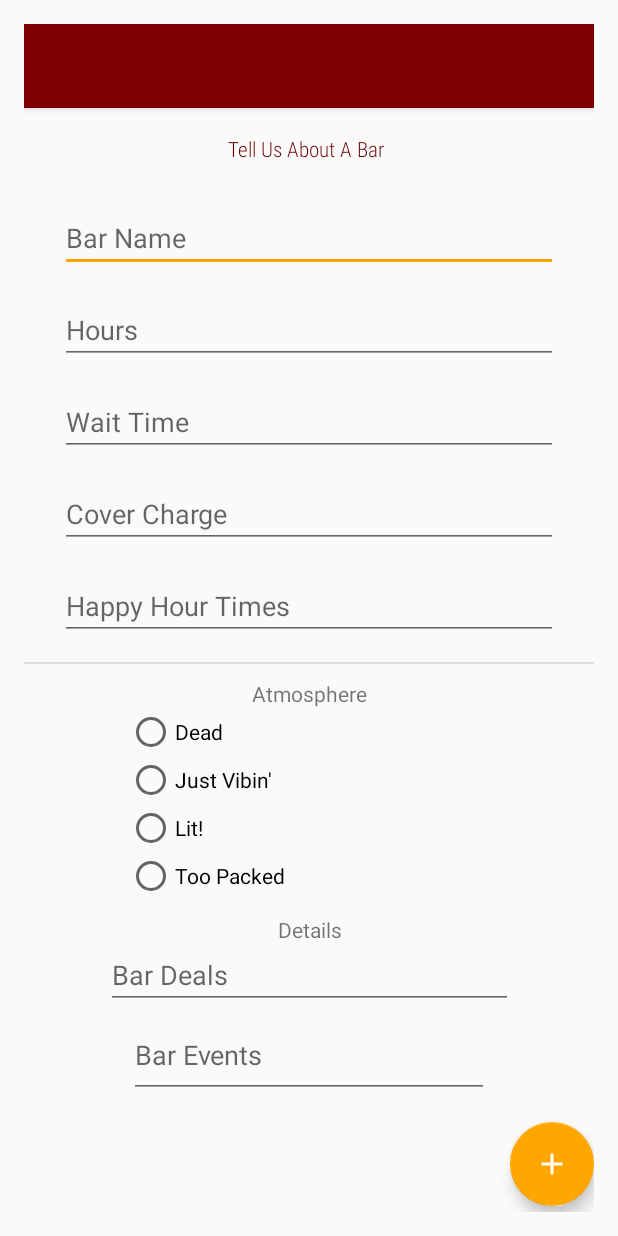
After one commit to tcandrews/barze-436, an Android app: the layout activity_review.xml on its own in the app's theme, with its tools: preview values and no code run, on a phone screen of 412 x 824 dp. The commit adds this screen. Run offline under Robolectric (Android 15) with nearby library versions, the phone set to English and light mode, and no system bars.

Commit message:
added user review activity, still needs to be debugged

```diff
--- /dev/null
+++ b/app/src/main/java/com/example/barze/Bar.kt
@@ -0,0 +1,5 @@
+package com.example.barze
+
+data class Bar (val barId: String = "", val barName: String = "", val barHours: String = "",
+                    val barWait: String = "", val barCover: String = "", val barHH: String = "",
+                    val barAtmos: String = "", val barDeals: String = "", val barEvent: String = "")
--- a/app/src/main/java/com/example/barze/MainActivity.kt
+++ b/app/src/main/java/com/example/barze/MainActivity.kt
@@ -7,6 +7,7 @@ import com.google.android.material.snackbar.Snackbar
 import androidx.appcompat.app.AppCompatActivity
 import android.view.Menu
 import android.view.MenuItem
+import android.view.View
 import com.example.barze.data.model.BarContent
 import com.example.barze.ui.login.LoginActivity
 
@@ -27,8 +28,9 @@ class MainActivity : AppCompatActivity(), BarsFragment.OnListFragmentInteraction
         setSupportActionBar(toolbar)
 
         fab.setOnClickListener { view ->
-            Snackbar.make(view, "Replace with your own action", Snackbar.LENGTH_LONG)
-                    .setAction("Action", null).show()
+            val reviewIntent = Intent(this, ReviewActivity::class.java)
+            startActivity(reviewIntent)
+            //Snackbar.make(view, "Replace with your own action", Snackbar.LENGTH_LONG).setAction("Action", null).show()
         }
 
     }
--- /dev/null
+++ b/app/src/main/java/com/example/barze/ReviewActivity.kt
@@ -0,0 +1,106 @@
+package com.example.barze
+
+import android.content.Intent
+import android.os.Bundle
+import android.text.TextUtils
+import android.view.View
+import android.widget.*
+import androidx.appcompat.app.AppCompatActivity
+import com.google.android.material.floatingactionbutton.FloatingActionButton
+import com.google.android.material.snackbar.Snackbar
+import com.google.firebase.database.*
+import kotlinx.android.synthetic.main.activity_main.*
+import kotlinx.android.synthetic.main.activity_review.*
+import kotlinx.android.synthetic.main.activity_review.toolbar
+import java.util.ArrayList
+
+
+class ReviewActivity : AppCompatActivity() {
+
+    internal lateinit var bars: MutableList<Bar>
+    internal lateinit var databaseBars: DatabaseReference
+    internal lateinit var buttonAddBar: FloatingActionButton
+
+    override fun onCreate(savedInstanceState: Bundle?) {
+        super.onCreate(savedInstanceState)
+
+        setContentView(R.layout.activity_review)
+        setSupportActionBar(toolbar)
+
+        databaseBars = FirebaseDatabase.getInstance().getReference("bars")
+        bars =  ArrayList()
+
+        buttonAddBar = findViewById<View>(R.id.floatingActionButton) as FloatingActionButton
+
+        buttonAddBar.setOnClickListener {
+            addBarReview()
+        }
+    }
+
+    override fun onStart() {
+        super.onStart()
+        databaseBars.addValueEventListener(object : ValueEventListener {
+            override fun onDataChange(dataSnapshot: DataSnapshot) {
+                bars.clear()
+                val uid = intent.getStringExtra("USER_ID")
+                for (postSnapshot in dataSnapshot.child(uid).children) {
+                    val bar = postSnapshot.getValue<Bar>(Bar::class.java)
+                    bars.add(bar!!)
+                }
+
+            }
+
+            override fun onCancelled(databaseError: DatabaseError) {
+
+            }
+        })
+    }
+
+    private fun addBarReview() {
+        val barName = findViewById<EditText>(R.id.name).text.toString()
+        val hours = findViewById<EditText>(R.id.hours).text.toString()
+        val wait = findViewById<EditText>(R.id.wait).text.toString()
+        val cover = findViewById<EditText>(R.id.cover).text.toString()
+        val hh = findViewById<EditText>(R.id.hh).text.toString()
+        val atmosphere = radioGroup.setOnCheckedChangeListener(
+            RadioGroup.OnCheckedChangeListener { group, checkedId ->
+                val radio: RadioButton = findViewById(checkedId)
+                radio.text
+            }).toString()
+        val deals = findViewById<EditText>(R.id.deals).text.toString()
+        val events = findViewById<EditText>(R.id.events).text.toString()
+
+
+        if (!TextUtils.isEmpty(barName) || !TextUtils.isEmpty(hours) ||
+            !TextUtils.isEmpty(wait) || !TextUtils.isEmpty(cover) ||
+            !TextUtils.isEmpty(hh) || !TextUtils.isEmpty(atmosphere) ||
+            !TextUtils.isEmpty(deals) || !TextUtils.isEmpty(events)
+        ) {
+
+            val id = databaseBars!!.push().key
+
+            val bar = Bar(id!!, barName, hours, wait, cover, hh, atmosphere, deals, events)
+
+            val uid = intent.getStringExtra("USER_ID")
+            databaseBars.child("$uid/$id").setValue(bar)
+
+            findViewById<EditText>(R.id.name).setText(R.string.prompt_name)
+            findViewById<EditText>(R.id.hours).setText(R.string.prompt_hours)
+            findViewById<EditText>(R.id.wait).setText(R.string.prompt_wait)
+            findViewById<EditText>(R.id.cover).setText(R.string.prompt_cover)
+            findViewById<EditText>(R.id.hh).setText(R.string.prompt_hh)
+            findViewById<EditText>(R.id.deals).setText(R.string.prompt_deals)
+            findViewById<EditText>(R.id.events).setText(R.string.prompt_events)
+
+
+            val intent = Intent(applicationContext, MainActivity::class.java)
+            startActivity(intent)
+
+            Toast.makeText(this, "Bar added", Toast.LENGTH_LONG).show()
+        } else {
+            //if the value is not given displaying a toast
+            Toast.makeText(this, "Please enter in field", Toast.LENGTH_LONG).show()
+        }
+    }
+
+}
--- /dev/null
+++ b/app/src/main/res/layout/activity_review.xml
@@ -0,0 +1,229 @@
+<?xml version="1.0" encoding="utf-8"?>
+<androidx.constraintlayout.widget.ConstraintLayout xmlns:android="http://schemas.android.com/apk/res/android"
+    xmlns:app="http://schemas.android.com/apk/res-auto"
+    xmlns:tools="http://schemas.android.com/tools"
+    android:id="@+id/container"
+    android:layout_width="match_parent"
+    android:layout_height="match_parent"
+    android:paddingLeft="@dimen/activity_horizontal_margin"
+    android:paddingTop="@dimen/activity_vertical_margin"
+    android:paddingRight="@dimen/activity_horizontal_margin"
+    android:paddingBottom="@dimen/activity_vertical_margin"
+    tools:context=".ReviewActivity">
+
+    <com.google.android.material.appbar.AppBarLayout
+        android:id="@+id/appBarLayout"
+        android:layout_width="match_parent"
+        android:layout_height="wrap_content"
+        android:theme="@style/AppTheme.AppBarOverlay"
+        app:layout_constraintTop_toTopOf="parent"
+        tools:layout_editor_absoluteX="16dp">
+
+        <androidx.appcompat.widget.Toolbar
+            android:id="@+id/toolbar"
+            android:layout_width="match_parent"
+            android:layout_height="?attr/actionBarSize"
+            android:background="?attr/colorPrimary"
+            app:popupTheme="@style/AppTheme.PopupOverlay" />
+
+    </com.google.android.material.appbar.AppBarLayout>
+
+    <TextView
+        android:id="@+id/review_title"
+        android:layout_width="107dp"
+        android:layout_height="20dp"
+        android:fontFamily="sans-serif-condensed-medium"
+        android:text="Tell Us About A Bar"
+        android:textColor="#690002"
+        android:textFontWeight="4"
+        app:layout_constraintBottom_toTopOf="@+id/name"
+        app:layout_constraintEnd_toEndOf="parent"
+        app:layout_constraintHorizontal_bias="0.498"
+        app:layout_constraintStart_toStartOf="parent"
+        app:layout_constraintTop_toBottomOf="@+id/appBarLayout"
+        app:layout_constraintVertical_bias="0.396" />
+
+    <EditText
+        android:id="@+id/name"
+        android:layout_width="0dp"
+        android:layout_height="wrap_content"
+        android:layout_marginStart="24dp"
+        android:layout_marginTop="120dp"
+        android:layout_marginEnd="24dp"
+        android:autofillHints="@string/prompt_name"
+        android:hint="@string/prompt_name"
+        android:inputType="textShortMessage"
+        android:selectAllOnFocus="true"
+        app:layout_constraintEnd_toEndOf="parent"
+        app:layout_constraintStart_toStartOf="parent"
+        app:layout_constraintTop_toTopOf="parent" />
+
+    <EditText
+        android:id="@+id/hours"
+        android:layout_width="0dp"
+        android:layout_height="wrap_content"
+        android:layout_marginStart="24dp"
+        android:layout_marginTop="16dp"
+        android:layout_marginEnd="24dp"
+        android:autofillHints="@string/prompt_hours"
+        android:hint="@string/prompt_hours"
+        android:inputType="textShortMessage|time"
+        android:selectAllOnFocus="true"
+        app:layout_constraintEnd_toEndOf="parent"
+        app:layout_constraintStart_toStartOf="parent"
+        app:layout_constraintTop_toBottomOf="@+id/name" />
+
+    <EditText
+        android:id="@+id/wait"
+        android:layout_width="0dp"
+        android:layout_height="wrap_content"
+        android:layout_marginStart="24dp"
+        android:layout_marginTop="16dp"
+        android:layout_marginEnd="24dp"
+        android:autofillHints="@string/prompt_wait"
+        android:hint="@string/prompt_wait"
+        android:inputType="textShortMessage|number"
+        android:selectAllOnFocus="true"
+        app:layout_constraintEnd_toEndOf="parent"
+        app:layout_constraintStart_toStartOf="parent"
+        app:layout_constraintTop_toBottomOf="@+id/hours" />
+
+    <EditText
+        android:id="@+id/cover"
+        android:layout_width="0dp"
+        android:layout_height="wrap_content"
+        android:layout_marginStart="24dp"
+        android:layout_marginTop="16dp"
+        android:layout_marginEnd="24dp"
+        android:autofillHints="@string/prompt_cover"
+        android:hint="@string/prompt_cover"
+        android:inputType="textShortMessage|number"
+        android:selectAllOnFocus="true"
+        app:layout_constraintEnd_toEndOf="parent"
+        app:layout_constraintStart_toStartOf="parent"
+        app:layout_constraintTop_toBottomOf="@+id/wait" />
+
+    <EditText
+        android:id="@+id/hh"
+        android:layout_width="0dp"
+        android:layout_height="wrap_content"
+        android:layout_marginStart="24dp"
+        android:layout_marginTop="16dp"
+        android:layout_marginEnd="24dp"
+        android:autofillHints="@string/prompt_hh"
+        android:hint="@string/prompt_hh"
+        android:inputType="textShortMessage|time"
+        android:selectAllOnFocus="true"
+        app:layout_constraintEnd_toEndOf="parent"
+        app:layout_constraintStart_toStartOf="parent"
+        app:layout_constraintTop_toBottomOf="@+id/cover" />
+
+    <View
+        android:id="@+id/divider"
+        android:layout_width="match_parent"
+        android:layout_height="1dp"
+        android:layout_marginTop="76dp"
+        android:background="?android:attr/listDivider"
+        app:layout_constraintTop_toBottomOf="@+id/cover"
+        tools:layout_editor_absoluteX="16dp" />
+
+    <TextView
+        android:id="@+id/atmosphere"
+        android:layout_width="wrap_content"
+        android:layout_height="wrap_content"
+        android:text="Atmosphere"
+        android:layout_marginTop="10dp"
+        app:layout_constraintBottom_toTopOf="@+id/radioGroup"
+        app:layout_constraintEnd_toEndOf="parent"
+        app:layout_constraintStart_toStartOf="parent"
+        app:layout_constraintTop_toBottomOf="@+id/divider"
+        app:layout_constraintVertical_bias="0.704" />
+
+    <RadioGroup
+        android:id="@+id/radioGroup"
+        android:layout_width="243dp"
+        android:layout_height="130dp"
+        tools:layout_editor_absoluteX="61dp"
+        tools:layout_editor_absoluteY="489dp"
+        app:layout_constraintEnd_toEndOf="parent"
+        app:layout_constraintStart_toStartOf="parent"
+        app:layout_constraintTop_toBottomOf="@+id/atmosphere">
+
+        <RadioButton
+            android:id="@+id/option1"
+            android:layout_width="match_parent"
+            android:layout_height="wrap_content"
+            android:text="Dead" />
+
+        <RadioButton
+            android:id="@+id/option2"
+            android:layout_width="match_parent"
+            android:layout_height="wrap_content"
+            android:text="Just Vibin'" />
+
+        <RadioButton
+            android:id="@+id/option3"
+            android:layout_width="match_parent"
+            android:layout_height="wrap_content"
+            android:text="Lit!" />
+
+        <RadioButton
+            android:id="@+id/option4"
+            android:layout_width="match_parent"
+            android:layout_height="wrap_content"
+            android:text="Too Packed" />
+    </RadioGroup>
+
+    <TextView
+        android:id="@+id/details"
+        android:layout_width="wrap_content"
+        android:layout_height="wrap_content"
+        android:text="Details"
+        android:layout_marginTop="8dp"
+        app:layout_constraintEnd_toEndOf="parent"
+        app:layout_constraintHorizontal_bias="0.501"
+        app:layout_constraintStart_toStartOf="parent"
+        app:layout_constraintTop_toBottomOf="@+id/radioGroup" />
+
+    <EditText
+        android:id="@+id/deals"
+        android:layout_width="271dp"
+        android:layout_height="39dp"
+        android:layout_marginTop="4dp"
+        android:autofillHints="@string/prompt_deals"
+        android:ems="10"
+        android:gravity="start|top"
+        android:hint="@string/prompt_deals"
+        android:inputType="textMultiLine"
+        app:layout_constraintEnd_toEndOf="parent"
+        app:layout_constraintStart_toStartOf="parent"
+        app:layout_constraintTop_toBottomOf="@+id/details" />
+
+    <EditText
+        android:id="@+id/events"
+        android:layout_width="240dp"
+        android:layout_height="51dp"
+        android:layout_marginTop="8dp"
+        android:autofillHints="@string/prompt_events"
+        android:ems="10"
+        android:gravity="start|top"
+        android:hint="@string/prompt_events"
+        android:inputType="textMultiLine"
+        app:layout_constraintEnd_toEndOf="parent"
+        app:layout_constraintStart_toStartOf="parent"
+        app:layout_constraintTop_toBottomOf="@+id/deals" />
+
+    <com.google.android.material.floatingactionbutton.FloatingActionButton
+        android:id="@+id/floatingActionButton"
+        android:layout_width="wrap_content"
+        android:layout_height="wrap_content"
+        android:layout_gravity="bottom|end"
+        android:layout_marginBottom="4dp"
+        android:clickable="true"
+        android:tint="@android:color/white"
+        app:layout_constraintBottom_toBottomOf="parent"
+        app:layout_constraintEnd_toEndOf="parent"
+        app:srcCompat="@drawable/ic_add_black_24dp" />
+
+
+</androidx.constraintlayout.widget.ConstraintLayout>
--- a/app/src/main/res/values/strings.xml
+++ b/app/src/main/res/values/strings.xml
@@ -7,6 +7,13 @@
     <string name="atmosphere_label">ATMOSPHERE</string>
     <string name="title_activity_login">Sign in</string>
     <string name="prompt_email">Email</string>
+    <string name="prompt_name">Bar Name</string>
+    <string name="prompt_hours">Hours</string>
+    <string name="prompt_wait">Wait Time</string>
+    <string name="prompt_cover">Cover Charge</string>
+    <string name="prompt_hh">Happy Hour Times</string>
+    <string name="prompt_deals">Bar Deals</string>
+    <string name="prompt_events">Bar Events</string>
     <string name="prompt_password">Password</string>
     <string name="action_sign_in">Sign in or register</string>
     <string name="action_sign_in_short">Sign in</string>
```
